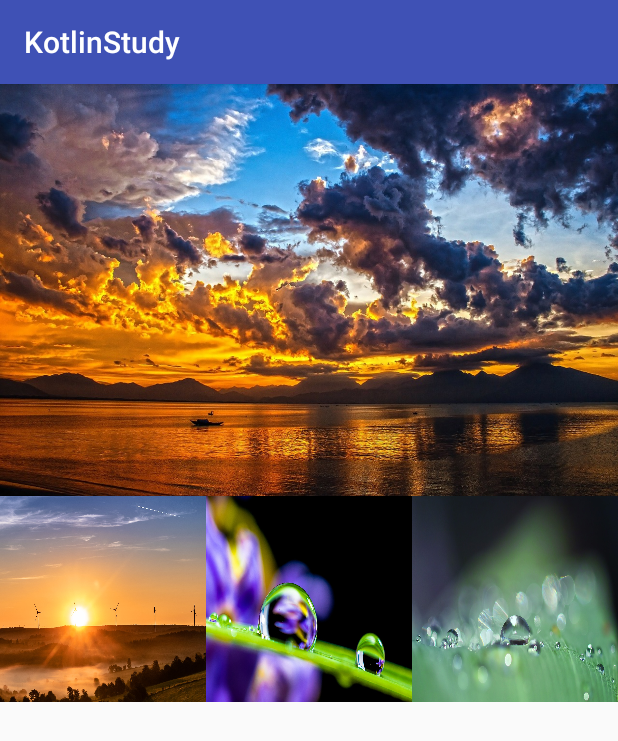
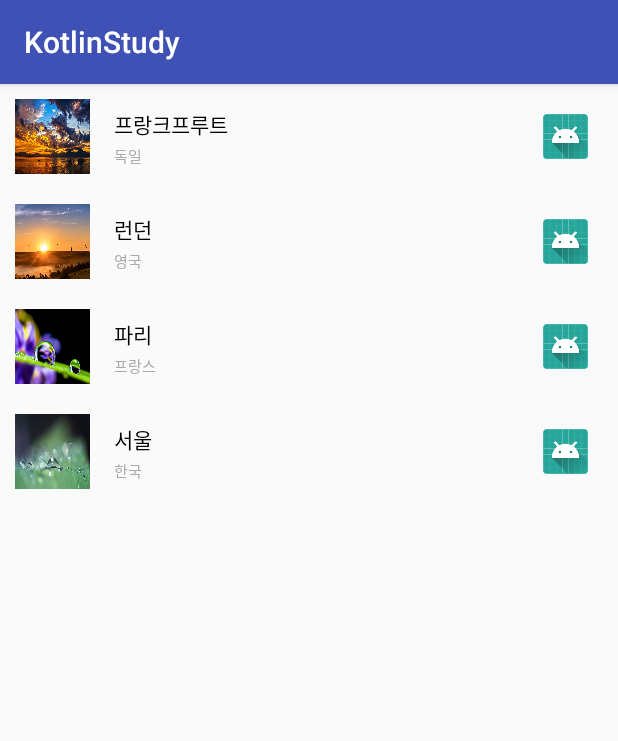
Before and after one commit to youngyhj92/KotlinStudy, an Android app: the screen it shows after launch (MainActivity), on a phone screen of 412 x 824 dp. Shown: the top 741 px of the screen. Run offline under Robolectric (Android 15) with nearby library versions, the phone set to English and light mode, and no system bars.

Commit message:
recyclerView LinearLayoutManager study commit

```diff
--- a/KotlinStudy/app/src/main/java/forward2030/billionaire/kotlinstudy/MainActivity.kt
+++ b/KotlinStudy/app/src/main/java/forward2030/billionaire/kotlinstudy/MainActivity.kt
@@ -2,12 +2,13 @@ package forward2030.billionaire.kotlinstudy
 
 import android.support.v7.app.AppCompatActivity
 import android.os.Bundle
-import android.support.v7.widget.GridLayoutManager
+import android.support.v7.widget.LinearLayoutManager
 import android.support.v7.widget.RecyclerView
 import android.view.LayoutInflater
 import android.view.View
 import android.view.ViewGroup
 import android.widget.ImageView
+import android.widget.TextView
 import kotlinx.android.synthetic.main.activity_main.*
 
 class MainActivity : AppCompatActivity() {
@@ -17,56 +18,30 @@ class MainActivity : AppCompatActivity() {
         setContentView(R.layout.activity_main)
 
         howlRecyclerView.adapter = MainRecyclerViewAdapter()
-        var gridManager= GridLayoutManager(this, 3)
-        howlRecyclerView.layoutManager =gridManager
-
-        gridManager.spanSizeLookup = object : GridLayoutManager.SpanSizeLookup()  {
-            override fun getSpanSize(p0: Int): Int {
-                if(p0 == 0)  {
-                    return 3
-                }
-                return 1
-            }
-
-        }
-
-
+        howlRecyclerView.layoutManager = LinearLayoutManager(this)
     }
 
     class MainRecyclerViewAdapter : RecyclerView.Adapter<RecyclerView.ViewHolder>()  {
         var images = arrayOf(R.drawable.test, R.drawable.test2, R.drawable.test3, R.drawable.test4)
+        var titles = arrayOf("프랑크프루트", "런던", "파리", "서울")
+        var countries = arrayOf("독일", "영국", "프랑스", "한국")
 
         override fun onCreateViewHolder(p0: ViewGroup, p1: Int): RecyclerView.ViewHolder {
-            var view = LayoutInflater.from(p0!!.context).inflate(R.layout.item_layout,p0,false)
-            var params = view.layoutParams
+            var view = LayoutInflater.from(p0!!.context).inflate(R.layout.item_layout, p0,false)
 
-            if(p1 == 0)  {
-                params.height = (p0.measuredWidth / 3) * 2
-                params.width = p0.measuredWidth
-                view.layoutParams = params
-                return CustomViewHolder(view)
-            }
-            params.height = p0.measuredWidth / 3
-            params.width = p0.measuredWidth / 3
-            view.layoutParams = params
             return CustomViewHolder(view)
-
         }
 
         class CustomViewHolder(view: View?) : RecyclerView.ViewHolder(view!!) {
-            var imageView : ImageView? = null
+            var imageView:ImageView? = null
+            var textView : TextView? = null
+            var textView2 : TextView? = null
             init {
-                imageView = view!!.findViewById(R.id.layoutItem_imageView)
+                imageView = view?.findViewById(R.id.profileImageView)
+                textView = view?.findViewById(R.id.title_TextView)
+                textView2 = view?.findViewById(R.id.country_textView)
             }
 
-        }
-
-        // 포지션 값에 따라서 타입을 바꿔주는 기능. - onCreateViewHolder
-        override fun getItemViewType(position: Int): Int {
-            if(position == 0)  {
-                return 0
-            }
-            return 1
         }
 
         override fun getItemCount(): Int {
@@ -75,9 +50,10 @@ class MainActivity : AppCompatActivity() {
 
         override fun onBindViewHolder(p0: RecyclerView.ViewHolder, p1: Int) {
             var view = p0 as CustomViewHolder
-            view!!.imageView!!.setImageResource(images[p1])
+            view.imageView?.setImageResource(images[p1])
+            view.textView?.text = titles[p1]
+            view.textView2?.text = countries[p1]
         }
-
 
     }
 }
--- a/KotlinStudy/app/src/main/res/layout/item_layout.xml
+++ b/KotlinStudy/app/src/main/res/layout/item_layout.xml
@@ -1,17 +1,53 @@
 <?xml version="1.0" encoding="utf-8"?>
 <android.support.constraint.ConstraintLayout xmlns:android="http://schemas.android.com/apk/res/android"
     xmlns:app="http://schemas.android.com/apk/res-auto"
+    xmlns:tools="http://schemas.android.com/tools"
     android:layout_width="match_parent"
-    android:layout_height="match_parent">
+    android:layout_height="70dp">
+
 
     <ImageView
-        android:id="@+id/layoutItem_imageView"
-        android:layout_width="0dp"
-        android:layout_height="0dp"
+        android:id="@+id/profileImageView"
+        android:layout_width="50dp"
+        android:layout_height="50dp"
+        android:layout_marginStart="10dp"
         android:scaleType="fitXY"
         app:layout_constraintBottom_toBottomOf="parent"
-        app:layout_constraintEnd_toEndOf="parent"
         app:layout_constraintStart_toStartOf="parent"
         app:layout_constraintTop_toTopOf="parent"
-        app:srcCompat="@drawable/ic_launcher_background" />
+        app:srcCompat="@drawable/test" />
+
+    <ImageView
+        android:id="@+id/imageView3"
+        android:layout_width="30dp"
+        android:layout_height="30dp"
+        android:layout_marginEnd="20dp"
+        app:layout_constraintBottom_toBottomOf="parent"
+        app:layout_constraintEnd_toEndOf="parent"
+        app:layout_constraintTop_toTopOf="parent"
+        app:srcCompat="@mipmap/ic_launcher" />
+
+    <TextView
+        android:id="@+id/title_TextView"
+        android:layout_width="wrap_content"
+        android:layout_height="wrap_content"
+        android:layout_marginStart="16dp"
+        android:layout_marginTop="16dp"
+        android:text="TextView"
+        android:textColor="@android:color/black"
+        app:layout_constraintStart_toEndOf="@+id/profileImageView"
+        app:layout_constraintTop_toTopOf="parent" />
+
+    <TextView
+        android:id="@+id/country_textView"
+        android:layout_width="wrap_content"
+        android:layout_height="wrap_content"
+        android:layout_marginBottom="16dp"
+        android:layout_marginTop="3dp"
+        android:text="TextView"
+        android:textColor="@android:color/darker_gray"
+        android:textSize="10dp"
+        app:layout_constraintBottom_toBottomOf="parent"
+        app:layout_constraintStart_toStartOf="@+id/title_TextView"
+        app:layout_constraintTop_toBottomOf="@+id/title_TextView" />
 </android.support.constraint.ConstraintLayout>
```
